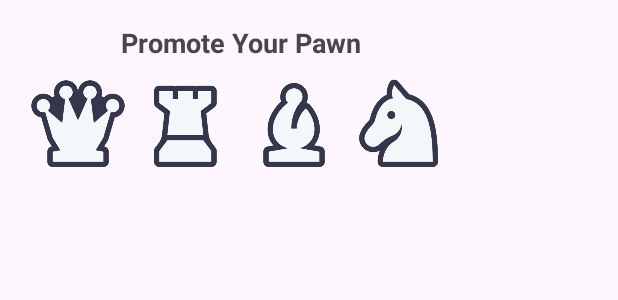
After one commit to lucifer-140/Chess, an Android app: the layout dialog_pawn_promotion.xml on its own in the app's theme, with its tools: preview values and no code run, on a phone screen of 412 x 824 dp. The commit adds this screen. Shown: the top 300 px of the screen. Run offline under Robolectric (Android 15) with nearby library versions, the light colour scheme and no system bars.

Commit message:
Update pawn promotion

```diff
--- /dev/null
+++ b/app/src/main/res/layout/dialog_pawn_promotion.xml
@@ -0,0 +1,60 @@
+<?xml version="1.0" encoding="utf-8"?>
+<LinearLayout xmlns:android="http://schemas.android.com/apk/res/android"
+    android:layout_width="wrap_content"
+    android:layout_height="wrap_content"
+    android:orientation="vertical"
+    android:padding="16dp"
+    android:gravity="center">
+
+    <TextView
+        android:id="@+id/titleText"
+        android:layout_width="wrap_content"
+        android:layout_height="wrap_content"
+        android:text="Promote Your Pawn"
+        android:textSize="18sp"
+        android:textStyle="bold"
+        android:layout_marginBottom="8dp"
+        android:gravity="center"/>
+
+    <LinearLayout
+        android:layout_width="wrap_content"
+        android:layout_height="wrap_content"
+        android:orientation="horizontal">
+
+        <ImageView
+            android:id="@+id/promotion_queen"
+            android:layout_width="72dp"
+            android:layout_height="72dp"
+            android:src="@drawable/whitequeen"
+            android:scaleType="fitCenter"
+            android:contentDescription="Queen"
+            android:padding="4dp"/>
+
+        <ImageView
+            android:id="@+id/promotion_rook"
+            android:layout_width="72dp"
+            android:layout_height="72dp"
+            android:src="@drawable/whiterook"
+            android:scaleType="fitCenter"
+            android:contentDescription="Rook"
+            android:padding="4dp"/>
+
+        <ImageView
+            android:id="@+id/promotion_bishop"
+            android:layout_width="72dp"
+            android:layout_height="72dp"
+            android:src="@drawable/whitebishop"
+            android:scaleType="fitCenter"
+            android:contentDescription="Bishop"
+            android:padding="4dp"/>
+
+        <ImageView
+            android:id="@+id/promotion_knight"
+            android:layout_width="72dp"
+            android:layout_height="72dp"
+            android:src="@drawable/whiteknight"
+            android:scaleType="fitCenter"
+            android:contentDescription="Knight"
+            android:padding="4dp"/>
+    </LinearLayout>
+</LinearLayout>
```
Also changed, not shown: app/src/main/java/com/example/chess/ChessBoardView.java (+26 -1 lines), app/src/main/java/com/example/chess/ChessGame.java (+20 -0 lines), app/src/main/java/com/example/chess/PawnPromotionDialog.java (added, +72 -0 lines).
